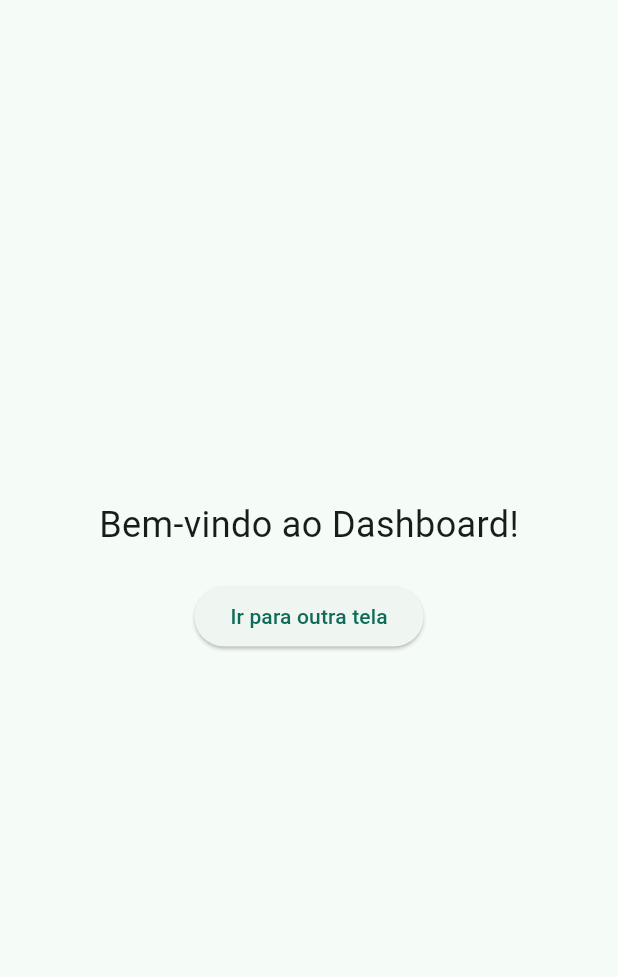
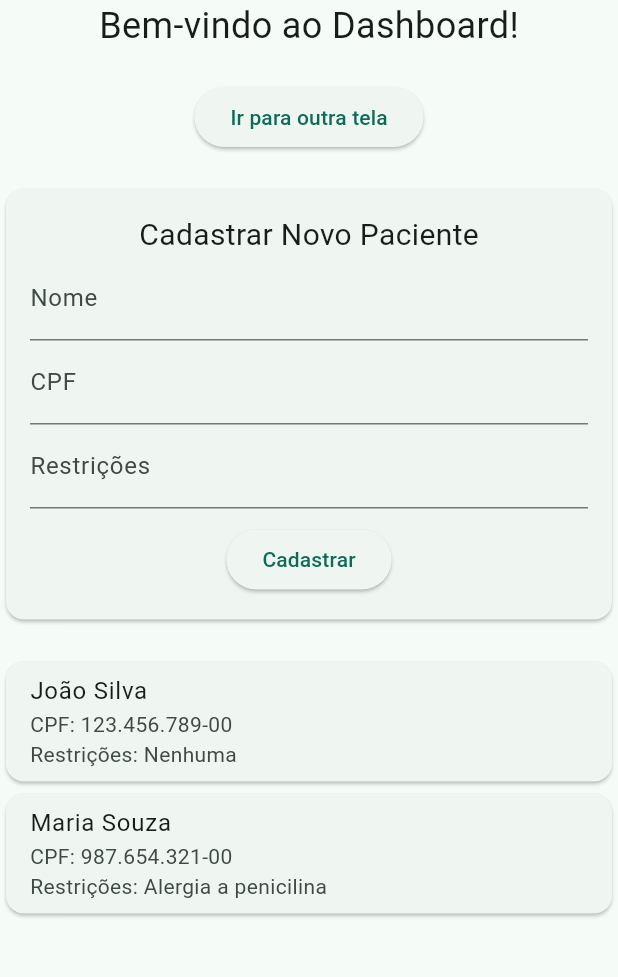
Before and after one commit to zitske/clinica_medica_flutter, a Flutter app: the DashboardScreen screen opened directly, on a phone screen of 412 x 824 dp, the part 84-1061 px from its top. Run offline on Flutter 3.47's test engine with Material 3 defaults, Android fonts, the phone set to English and light mode, and no system bars; our stand-ins replace google_fonts; network calls fail.

Commit message:
limpeza de arquivos e inicio do cadastro de paciente

```diff
--- a/lib/screens/dashboard.dart
+++ b/lib/screens/dashboard.dart
@@ -1,7 +1,23 @@
 import 'package:flutter/material.dart';
 import 'package:google_fonts/google_fonts.dart';
+import '../classes/paciente.dart';
 
 class DashboardScreen extends StatelessWidget {
+  final List<Paciente> pacientes = [
+    Paciente(
+        id: 1,
+        nome: 'João Silva',
+        cpf: '123.456.789-00',
+        restricoes: 'Nenhuma',
+        idSecretaria: 1),
+    Paciente(
+        id: 2,
+        nome: 'Maria Souza',
+        cpf: '987.654.321-00',
+        restricoes: 'Alergia a penicilina',
+        idSecretaria: 2),
+  ];
+
   @override
   Widget build(BuildContext context) {
     return Scaffold(
@@ -33,6 +49,50 @@ class DashboardScreen extends StatelessWidget {
               },
               child: Text('Ir para outra tela'),
             ),
+            SizedBox(height: 20),
+            Card(
+              child: Padding(
+                padding: const EdgeInsets.all(16.0),
+                child: Column(
+                  children: [
+                    Text('Cadastrar Novo Paciente',
+                        style: TextStyle(fontSize: 20)),
+                    TextField(
+                      decoration: InputDecoration(labelText: 'Nome'),
+                    ),
+                    TextField(
+                      decoration: InputDecoration(labelText: 'CPF'),
+                    ),
+                    TextField(
+                      decoration: InputDecoration(labelText: 'Restrições'),
+                    ),
+                    SizedBox(height: 10),
+                    ElevatedButton(
+                      onPressed: () {
+                        // Lógica para cadastrar paciente
+                      },
+                      child: Text('Cadastrar'),
+                    ),
+                  ],
+                ),
+              ),
+            ),
+            SizedBox(height: 20),
+            Expanded(
+              child: ListView.builder(
+                itemCount: pacientes.length,
+                itemBuilder: (context, index) {
+                  final paciente = pacientes[index];
+                  return Card(
+                    child: ListTile(
+                      title: Text(paciente.nome),
+                      subtitle: Text(
+                          'CPF: ${paciente.cpf}\nRestrições: ${paciente.restricoes}'),
+                    ),
+                  );
+                },
+              ),
+            ),
           ],
         ),
       ),
```
Also changed, not shown: 115 other files.
